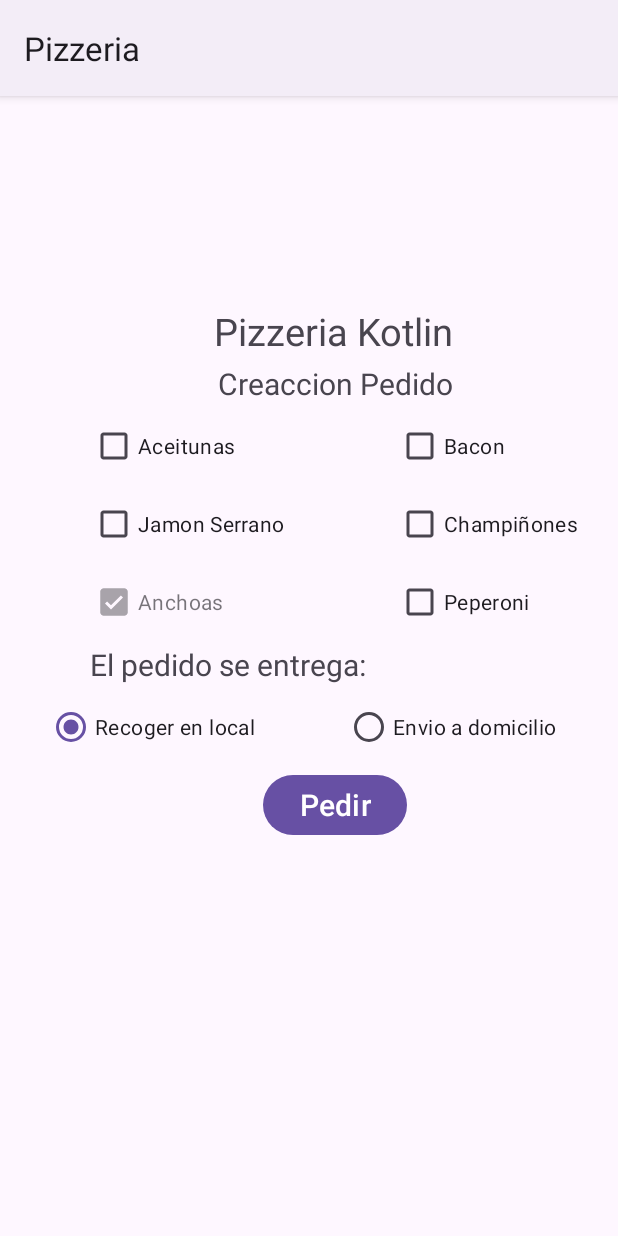
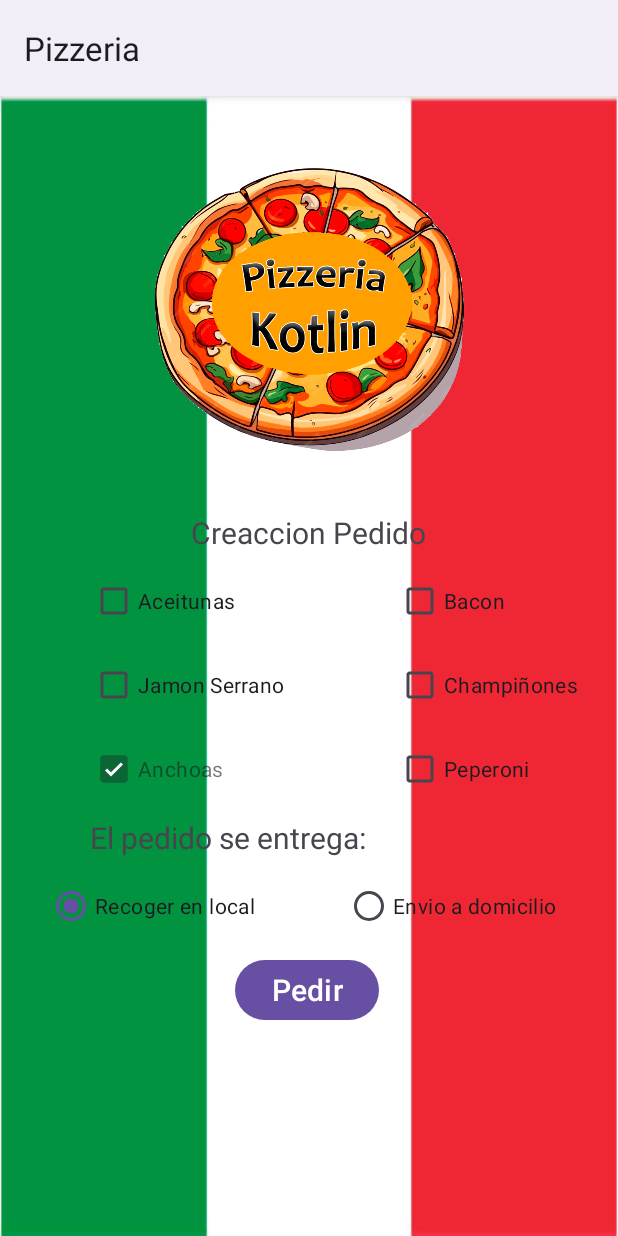
Before and after one commit to lorenzovizcaino/Pizzeria, an Android app: the MainActivity screen opened directly, with no data from a screen before it, on a phone screen of 412 x 824 dp. Run offline under Robolectric (Android 15) with nearby library versions, the light colour scheme and no system bars.

Commit message:
08/11/23_14:50

```diff
--- a/app/src/main/res/layout/activity_main.xml
+++ b/app/src/main/res/layout/activity_main.xml
@@ -6,36 +6,37 @@
     android:layout_height="match_parent"
     tools:context=".MainActivity">
 
-    <CheckBox
-        android:id="@+id/aceitunas"
-        android:layout_width="wrap_content"
-        android:layout_height="wrap_content"
-        android:layout_marginStart="60dp"
-        android:layout_marginTop="4dp"
-        android:text="@string/aceitunas"
+    <ImageView
+        android:id="@+id/imageView3"
+        android:layout_width="match_parent"
+        android:layout_height="match_parent"
+        android:scaleType="fitXY"
+        app:layout_constraintBottom_toBottomOf="parent"
+        app:layout_constraintEnd_toEndOf="parent"
+        app:layout_constraintHorizontal_bias="0.0"
         app:layout_constraintStart_toStartOf="parent"
-        app:layout_constraintTop_toBottomOf="@id/creaccionPedido" />
+        app:layout_constraintTop_toTopOf="parent"
+        app:layout_constraintVertical_bias="1.0"
+        app:srcCompat="@drawable/bandera_italia" />
 
-    <CheckBox
-        android:id="@+id/anchoas"
-        android:layout_width="wrap_content"
-        android:layout_height="wrap_content"
-        android:layout_marginStart="60dp"
-        android:layout_marginTop="4dp"
-        android:enabled="false"
-        android:checked="true"
-        android:text="@string/anchoas"
+    <ImageView
+        android:id="@+id/imageView2"
+        android:layout_width="239dp"
+        android:layout_height="189dp"
+        android:layout_marginTop="48dp"
+        app:layout_constraintEnd_toEndOf="parent"
         app:layout_constraintStart_toStartOf="parent"
-        app:layout_constraintTop_toBottomOf="@id/jamonserrano" />
+        app:layout_constraintTop_toTopOf="parent"
+        app:srcCompat="@drawable/pizzeria_kotlin2" />
 
     <RadioGroup
         android:id="@+id/radiogroup"
         android:layout_width="wrap_content"
         android:layout_height="wrap_content"
         android:layout_marginStart="16dp"
-        android:layout_marginTop="4dp"
+        android:layout_marginTop="8dp"
+        android:checkedButton="@id/local"
         android:orientation="horizontal"
-        android:checkedButton="@id/local"
         app:layout_constraintStart_toStartOf="parent"
         app:layout_constraintTop_toBottomOf="@id/pedidoseentrega">
 
@@ -56,93 +57,104 @@
 
     </RadioGroup>
 
-    <TextView
-        android:id="@+id/pizzeriaKotlin"
+    <CheckBox
+        android:id="@+id/anchoas"
         android:layout_width="wrap_content"
         android:layout_height="wrap_content"
-        android:text="Pizzeria Kotlin"
-        android:textSize="25dp"
-        app:layout_constraintBottom_toBottomOf="parent"
+        android:layout_marginStart="60dp"
+        android:layout_marginTop="8dp"
+        android:checked="true"
+        android:enabled="false"
+        android:text="@string/anchoas"
+        app:layout_constraintStart_toStartOf="parent"
+        app:layout_constraintTop_toBottomOf="@id/jamonserrano" />
+
+    <CheckBox
+        android:id="@+id/bacon"
+        android:layout_width="wrap_content"
+        android:layout_height="wrap_content"
+        android:layout_marginStart="264dp"
+        android:layout_marginTop="8dp"
+        android:text="@string/bacon"
+        app:layout_constraintStart_toStartOf="parent"
+        app:layout_constraintTop_toBottomOf="@id/creaccionPedido" />
+
+    <TextView
+        android:id="@+id/creaccionPedido"
+        android:layout_width="wrap_content"
+        android:layout_height="wrap_content"
+        android:layout_marginTop="40dp"
+        android:text="@string/creaccionPedido"
+        android:textSize="20dp"
         app:layout_constraintEnd_toEndOf="parent"
-        app:layout_constraintHorizontal_bias="0.567"
+        app:layout_constraintHorizontal_bias="0.498"
         app:layout_constraintStart_toStartOf="parent"
-        app:layout_constraintTop_toTopOf="parent"
-        app:layout_constraintVertical_bias="0.192" />
+        app:layout_constraintTop_toBottomOf="@+id/imageView2" />
+
+    <CheckBox
+        android:id="@+id/champinhones"
+        android:layout_width="wrap_content"
+        android:layout_height="wrap_content"
+        android:layout_marginStart="264dp"
+        android:layout_marginTop="8dp"
+        android:text="@string/champinhones"
+        app:layout_constraintStart_toStartOf="parent"
+        app:layout_constraintTop_toBottomOf="@id/bacon" />
+
+    <Button
+        android:id="@+id/botonCalcular"
+        android:layout_width="wrap_content"
+        android:layout_height="wrap_content"
+        android:layout_marginTop="8dp"
+        android:text="@string/botonCalcular"
+        android:textSize="20dp"
+        app:layout_constraintEnd_toEndOf="parent"
+        app:layout_constraintHorizontal_bias="0.495"
+        app:layout_constraintStart_toStartOf="parent"
+        app:layout_constraintTop_toBottomOf="@id/radiogroup" />
+
+    <CheckBox
+        android:id="@+id/jamonserrano"
+        android:layout_width="wrap_content"
+        android:layout_height="wrap_content"
+        android:layout_marginStart="60dp"
+        android:layout_marginTop="8dp"
+        android:text="@string/jamonserrano"
+        app:layout_constraintStart_toStartOf="parent"
+        app:layout_constraintTop_toBottomOf="@id/aceitunas" />
+
+    <CheckBox
+        android:id="@+id/aceitunas"
+        android:layout_width="wrap_content"
+        android:layout_height="wrap_content"
+        android:layout_marginStart="60dp"
+        android:layout_marginTop="8dp"
+        android:text="@string/aceitunas"
+        app:layout_constraintStart_toStartOf="parent"
+        app:layout_constraintTop_toBottomOf="@id/creaccionPedido" />
+
+    <TextView
+        android:id="@+id/pedidoseentrega"
+        android:layout_width="wrap_content"
+        android:layout_height="wrap_content"
+        android:layout_marginStart="60dp"
+        android:layout_marginTop="8dp"
+        android:text="@string/pedidoseentrega"
+        android:textSize="20dp"
+        app:layout_constraintStart_toStartOf="parent"
+        app:layout_constraintTop_toBottomOf="@id/anchoas" />
 
     <CheckBox
         android:id="@+id/peperoni"
         android:layout_width="wrap_content"
         android:layout_height="wrap_content"
         android:layout_marginStart="264dp"
-        android:layout_marginTop="4dp"
+        android:layout_marginTop="8dp"
         android:text="@string/peperoni"
         app:layout_constraintStart_toStartOf="parent"
         app:layout_constraintTop_toBottomOf="@id/champinhones" />
 
-    <Button
-        android:id="@+id/botonCalcular"
-        android:layout_width="wrap_content"
-        android:layout_height="wrap_content"
-        android:layout_marginTop="4dp"
-        android:text="@string/botonCalcular"
-        android:textSize="20dp"
-        app:layout_constraintEnd_toEndOf="parent"
-        app:layout_constraintHorizontal_bias="0.555"
-        app:layout_constraintStart_toStartOf="parent"
-        app:layout_constraintTop_toBottomOf="@id/radiogroup" />
 
-    <CheckBox
-        android:id="@+id/champinhones"
-        android:layout_width="wrap_content"
-        android:layout_height="wrap_content"
-        android:layout_marginStart="264dp"
-        android:layout_marginTop="4dp"
-        android:text="@string/champinhones"
-        app:layout_constraintStart_toStartOf="parent"
-        app:layout_constraintTop_toBottomOf="@id/bacon" />
-
-    <TextView
-        android:id="@+id/pedidoseentrega"
-        android:layout_width="wrap_content"
-        android:layout_height="wrap_content"
-        android:layout_marginStart="60dp"
-        android:layout_marginTop="4dp"
-        android:text="@string/pedidoseentrega"
-        android:textSize="20dp"
-        app:layout_constraintStart_toStartOf="parent"
-        app:layout_constraintTop_toBottomOf="@id/anchoas" />
-
-    <TextView
-        android:id="@+id/creaccionPedido"
-        android:layout_width="wrap_content"
-        android:layout_height="wrap_content"
-        android:layout_marginTop="4dp"
-        android:text="@string/creaccionPedido"
-        android:textSize="20dp"
-        app:layout_constraintEnd_toEndOf="parent"
-        app:layout_constraintHorizontal_bias="0.569"
-        app:layout_constraintStart_toStartOf="parent"
-        app:layout_constraintTop_toBottomOf="@id/pizzeriaKotlin" />
-
-    <CheckBox
-        android:id="@+id/bacon"
-        android:layout_width="wrap_content"
-        android:layout_height="wrap_content"
-        android:layout_marginStart="264dp"
-        android:layout_marginTop="4dp"
-        android:text="@string/bacon"
-        app:layout_constraintStart_toStartOf="parent"
-        app:layout_constraintTop_toBottomOf="@id/creaccionPedido" />
-
-    <CheckBox
-        android:id="@+id/jamonserrano"
-        android:layout_width="wrap_content"
-        android:layout_height="wrap_content"
-        android:layout_marginStart="60dp"
-        android:layout_marginTop="4dp"
-        android:text="@string/jamonserrano"
-        app:layout_constraintStart_toStartOf="parent"
-        app:layout_constraintTop_toBottomOf="@id/aceitunas" />
 
 
 </androidx.constraintlayout.widget.ConstraintLayout>
--- a/app/src/main/res/values/strings.xml
+++ b/app/src/main/res/values/strings.xml
@@ -1,5 +1,6 @@
 <resources>
     <string name="app_name">Pizzeria</string>
+    <string name="entrar">Get in</string>
     <string name="creaccionPedido">Creaccion Pedido</string>
     <string name="aceitunas">Aceitunas</string>
     <string name="jamonserrano">Jamon Serrano</string>
@@ -7,11 +8,22 @@
     <string name="bacon">Bacon</string>
     <string name="champinhones">Champiñones</string>
     <string name="peperoni">Peperoni</string>
+    <string name="selecionado">selecionado</string>
+    <string name="deselecionado">deselecionado</string>
     <string name="pedidoseentrega">El pedido se entrega:</string>
     <string name="local">Recoger en local</string>
     <string name="domicilio">Envio a domicilio</string>
     <string name="botonCalcular">Pedir</string>
     <string name="tituloview2">Confirmacion de pedido</string>
+    <string name="lista_ingredientes">Lista ingredientes:</string>
+    <string name="entrega">Entrega:</string>
     <string name="boton">Aceptar</string>
+    <string name="entrega_domicilio">Entrega a domicilio</string>
+    <string name="confirmacion_de_pedido">Confirmación de pedido</string>
+    <string name="el_pedido_va_a_ser_procesado">El pedido va a ser procesado</string>
     <string name="pedido_confirmado">Pedido confirmado</string>
+    <string name="pedido_cancelado">Pedido canncelado</string>
+    <string name="cancelar">Cancelar</string>
+    <string name="aceptar">Aceptar</string>
+
 </resources>
```
Also changed, not shown: app/src/main/java/com/example/pizzeria/MainActivity.kt (+6 -6 lines), app/src/main/java/com/example/pizzeria/SegundaActivityPizzeria.kt (+8 -8 lines), app/src/main/res/layout/activity_inicio.xml (+31 -16 lines), app/src/main/res/layout/activity_segunda_pizzeria.xml (+13 -0 lines), app/src/main/res/drawable/bandera_italia.jpg (added), app/src/main/res/drawable/logopizzeria.png (added), app/src/main/res/drawable/pizzeria_kotlin.jpg (added), app/src/main/res/drawable/pizzeria_kotlin2.jpg (added), 1 other file.
